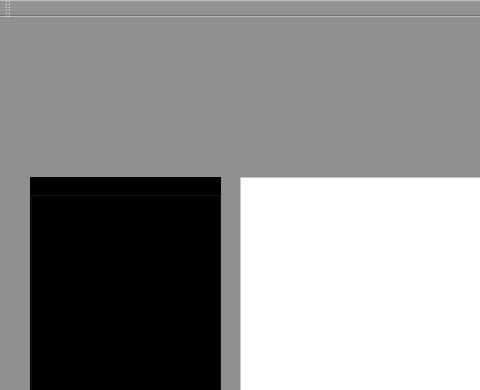
Before: the Qt Designer form mainwindow.ui in Carragher/awesum-o, drawn with Qt 5; both pictures show x 0 to 480 and y 0 to 390 of the 1052 by 710 pixel window.
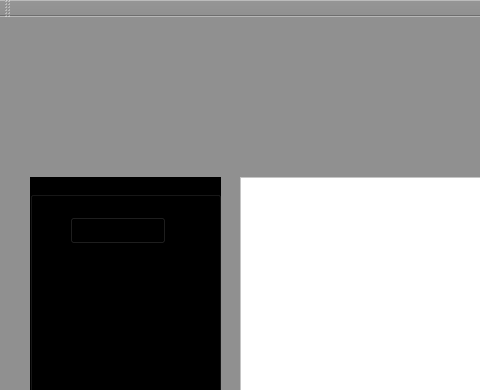
After: the same form once the commit is applied. Icons and pictures are not drawn.

Commit message: added a spawn button to test things unf

Patch:
```diff
--- a/mainwindow.ui
+++ b/mainwindow.ui
@@ -83,6 +83,19 @@
     <property name="title">
      <string>GroupBox</string>
     </property>
+    <widget class="QPushButton" name="spawnBtn">
+     <property name="geometry">
+      <rect>
+       <x>40</x>
+       <y>40</y>
+       <width>96</width>
+       <height>27</height>
+      </rect>
+     </property>
+     <property name="text">
+      <string>spawn test</string>
+     </property>
+    </widget>
    </widget>
    <widget class="QLabel" name="logoLabel">
     <property name="geometry">
```
Left out of the diff: 10 changed lines with no effect on the pictures. The commit also changes 2 other files.
